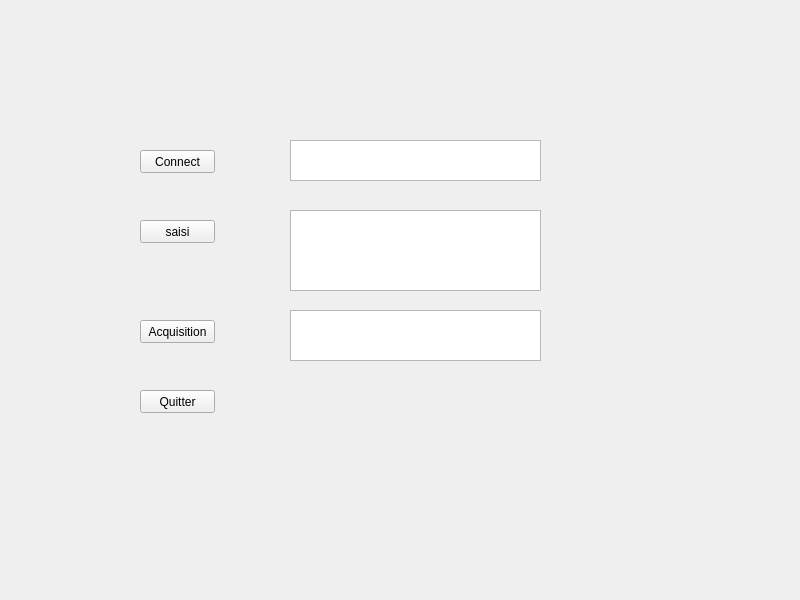
WaldnerCeline/ProjetCommSansFils, file tutoriel/mafenetre.ui: the form before one commit.
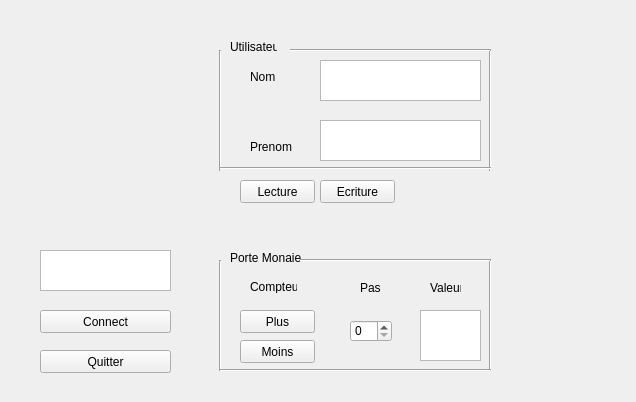
The form after the commit. Icons and pictures are not drawn.

Diff of the .ui file:
```diff
--- a/tutoriel/mafenetre.ui
+++ b/tutoriel/mafenetre.ui
@@ -6,8 +6,8 @@
    <rect>
     <x>0</x>
     <y>0</y>
-    <width>800</width>
-    <height>600</height>
+    <width>636</width>
+    <height>402</height>
    </rect>
   </property>
   <property name="windowTitle">
@@ -16,9 +16,9 @@
   <widget class="QPushButton" name="Connect">
    <property name="geometry">
     <rect>
-     <x>140</x>
-     <y>150</y>
-     <width>75</width>
+     <x>40</x>
+     <y>310</y>
+     <width>131</width>
      <height>23</height>
     </rect>
    </property>
@@ -29,9 +29,9 @@
   <widget class="QTextEdit" name="Affichage">
    <property name="geometry">
     <rect>
-     <x>290</x>
-     <y>140</y>
-     <width>251</width>
+     <x>40</x>
+     <y>250</y>
+     <width>131</width>
      <height>41</height>
     </rect>
    </property>
@@ -39,32 +39,32 @@
   <widget class="QPushButton" name="saisi">
    <property name="geometry">
     <rect>
-     <x>140</x>
-     <y>220</y>
+     <x>320</x>
+     <y>180</y>
      <width>75</width>
      <height>23</height>
     </rect>
    </property>
    <property name="text">
-    <string>saisi</string>
+    <string>Ecriture</string>
    </property>
   </widget>
   <widget class="QTextEdit" name="fenetre_saisi">
    <property name="geometry">
     <rect>
-     <x>290</x>
-     <y>210</y>
-     <width>251</width>
-     <height>81</height>
+     <x>320</x>
+     <y>60</y>
+     <width>161</width>
+     <height>41</height>
     </rect>
    </property>
   </widget>
   <widget class="QPushButton" name="Quitter">
    <property name="geometry">
     <rect>
-     <x>140</x>
-     <y>390</y>
-     <width>75</width>
+     <x>40</x>
+     <y>350</y>
+     <width>131</width>
      <height>23</height>
     </rect>
    </property>
@@ -75,26 +75,327 @@
   <widget class="QPushButton" name="Acquisition">
    <property name="geometry">
     <rect>
-     <x>140</x>
-     <y>320</y>
+     <x>240</x>
+     <y>180</y>
      <width>75</width>
      <height>23</height>
     </rect>
    </property>
    <property name="text">
-    <string>Acquisition</string>
+    <string>Lecture</string>
    </property>
   </widget>
   <widget class="QTextEdit" name="acquisition_lb">
    <property name="geometry">
     <rect>
-     <x>290</x>
+     <x>320</x>
+     <y>120</y>
+     <width>161</width>
+     <height>41</height>
+    </rect>
+   </property>
+  </widget>
+  <widget class="QTextEdit" name="fenetreValeur">
+   <property name="geometry">
+    <rect>
+     <x>420</x>
      <y>310</y>
-     <width>251</width>
+     <width>61</width>
      <height>51</height>
     </rect>
    </property>
   </widget>
+  <widget class="QPushButton" name="Plus">
+   <property name="geometry">
+    <rect>
+     <x>240</x>
+     <y>310</y>
+     <width>75</width>
+     <height>23</height>
+    </rect>
+   </property>
+   <property name="text">
+    <string>Plus</string>
+   </property>
+  </widget>
+  <widget class="QPushButton" name="Moins">
+   <property name="geometry">
+    <rect>
+     <x>240</x>
+     <y>340</y>
+     <width>75</width>
+     <height>23</height>
+    </rect>
+   </property>
+   <property name="text">
+    <string>Moins</string>
+   </property>
+  </widget>
+  <widget class="QSpinBox" name="Pas">
+   <property name="geometry">
+    <rect>
+     <x>350</x>
+     <y>320</y>
+     <width>42</width>
+     <height>22</height>
+    </rect>
+   </property>
+  </widget>
+  <widget class="Line" name="line">
+   <property name="geometry">
+    <rect>
+     <x>210</x>
+     <y>50</y>
+     <width>20</width>
+     <height>121</height>
+    </rect>
+   </property>
+   <property name="orientation">
+    <enum>Qt::Vertical</enum>
+   </property>
+  </widget>
+  <widget class="QLabel" name="Titre">
+   <property name="geometry">
+    <rect>
+     <x>230</x>
+     <y>40</y>
+     <width>47</width>
+     <height>13</height>
+    </rect>
+   </property>
+   <property name="text">
+    <string>Utilisateur</string>
+   </property>
+  </widget>
+  <widget class="QLabel" name="label">
+   <property name="geometry">
+    <rect>
+     <x>250</x>
+     <y>70</y>
+     <width>47</width>
+     <height>13</height>
+    </rect>
+   </property>
+   <property name="text">
+    <string>Nom</string>
+   </property>
+  </widget>
+  <widget class="QLabel" name="label_2">
+   <property name="geometry">
+    <rect>
+     <x>250</x>
+     <y>140</y>
+     <width>47</width>
+     <height>13</height>
+    </rect>
+   </property>
+   <property name="text">
+    <string>Prenom</string>
+   </property>
+  </widget>
+  <widget class="Line" name="line_2">
+   <property name="geometry">
+    <rect>
+     <x>480</x>
+     <y>50</y>
+     <width>20</width>
+     <height>121</height>
+    </rect>
+   </property>
+   <property name="orientation">
+    <enum>Qt::Vertical</enum>
+   </property>
+  </widget>
+  <widget class="Line" name="line_3">
+   <property name="geometry">
+    <rect>
+     <x>220</x>
+     <y>160</y>
+     <width>271</width>
+     <height>16</height>
+    </rect>
+   </property>
+   <property name="orientation">
+    <enum>Qt::Horizontal</enum>
+   </property>
+  </widget>
+  <widget class="Line" name="line_4">
+   <property name="geometry">
+    <rect>
+     <x>290</x>
+     <y>40</y>
+     <width>201</width>
+     <height>20</height>
+    </rect>
+   </property>
+   <property name="orientation">
+    <enum>Qt::Horizontal</enum>
+   </property>
+  </widget>
+  <widget class="QLabel" name="label_3">
+   <property name="geometry">
+    <rect>
+     <x>230</x>
+     <y>250</y>
+     <width>71</width>
+     <height>16</height>
+    </rect>
+   </property>
+   <property name="text">
+    <string>Porte Monaie</string>
+   </property>
+  </widget>
+  <widget class="QLabel" name="label_4">
+   <property name="geometry">
+    <rect>
+     <x>250</x>
+     <y>280</y>
+     <width>47</width>
+     <height>13</height>
+    </rect>
+   </property>
+   <property name="text">
+    <string>Compteur</string>
+   </property>
+  </widget>
+  <widget class="QLabel" name="label_5">
+   <property name="geometry">
+    <rect>
+     <x>360</x>
+     <y>280</y>
+     <width>21</width>
+     <height>16</height>
+    </rect>
+   </property>
+   <property name="text">
+    <string>Pas</string>
+   </property>
+  </widget>
+  <widget class="QLabel" name="label_6">
+   <property name="geometry">
+    <rect>
+     <x>430</x>
+     <y>280</y>
+     <width>31</width>
+     <height>16</height>
+    </rect>
+   </property>
+   <property name="text">
+    <string>Valeur</string>
+   </property>
+  </widget>
+  <widget class="Line" name="line_5">
+   <property name="geometry">
+    <rect>
+     <x>210</x>
+     <y>260</y>
+     <width>20</width>
+     <height>111</height>
+    </rect>
+   </property>
+   <property name="orientation">
+    <enum>Qt::Vertical</enum>
+   </property>
+  </widget>
+  <widget class="Line" name="line_6">
+   <property name="geometry">
+    <rect>
+     <x>480</x>
+     <y>260</y>
+     <width>20</width>
+     <height>111</height>
+    </rect>
+   </property>
+   <property name="orientation">
+    <enum>Qt::Vertical</enum>
+   </property>
+  </widget>
+  <widget class="Line" name="line_7">
+   <property name="geometry">
+    <rect>
+     <x>220</x>
+     <y>360</y>
+     <width>271</width>
+     <height>20</height>
+    </rect>
+   </property>
+   <property name="orientation">
+    <enum>Qt::Horizontal</enum>
+   </property>
+  </widget>
+  <widget class="Line" name="line_8">
+   <property name="geometry">
+    <rect>
+     <x>300</x>
+     <y>250</y>
+     <width>191</width>
+     <height>20</height>
+    </rect>
+   </property>
+   <property name="orientation">
+    <enum>Qt::Horizontal</enum>
+   </property>
+  </widget>
+  <widget class="QLabel" name="label_7">
+   <property name="geometry">
+    <rect>
+     <x>500</x>
+     <y>50</y>
+     <width>121</width>
+     <height>121</height>
+    </rect>
+   </property>
+   <property name="text">
+    <string/>
+   </property>
+   <property name="pixmap">
+    <pixmap>user.png</pixmap>
+   </property>
+   <property name="scaledContents">
+    <bool>true</bool>
+   </property>
+   <property name="wordWrap">
+    <bool>false</bool>
+   </property>
+  </widget>
+  <widget class="QLabel" name="label_8">
+   <property name="geometry">
+    <rect>
+     <x>520</x>
+     <y>260</y>
+     <width>81</width>
+     <height>101</height>
+    </rect>
+   </property>
+   <property name="text">
+    <string/>
+   </property>
+   <property name="pixmap">
+    <pixmap>money.png</pixmap>
+   </property>
+   <property name="scaledContents">
+    <bool>true</bool>
+   </property>
+  </widget>
+  <widget class="QLabel" name="label_9">
+   <property name="geometry">
+    <rect>
+     <x>20</x>
+     <y>30</y>
+     <width>181</width>
+     <height>171</height>
+    </rect>
+   </property>
+   <property name="text">
+    <string/>
+   </property>
+   <property name="pixmap">
+    <pixmap>odalid.png</pixmap>
+   </property>
+   <property name="scaledContents">
+    <bool>true</bool>
+   </property>
+  </widget>
  </widget>
  <resources/>
  <connections/>
```
Left out of the diff: 8 changed lines with no effect on the pictures.
